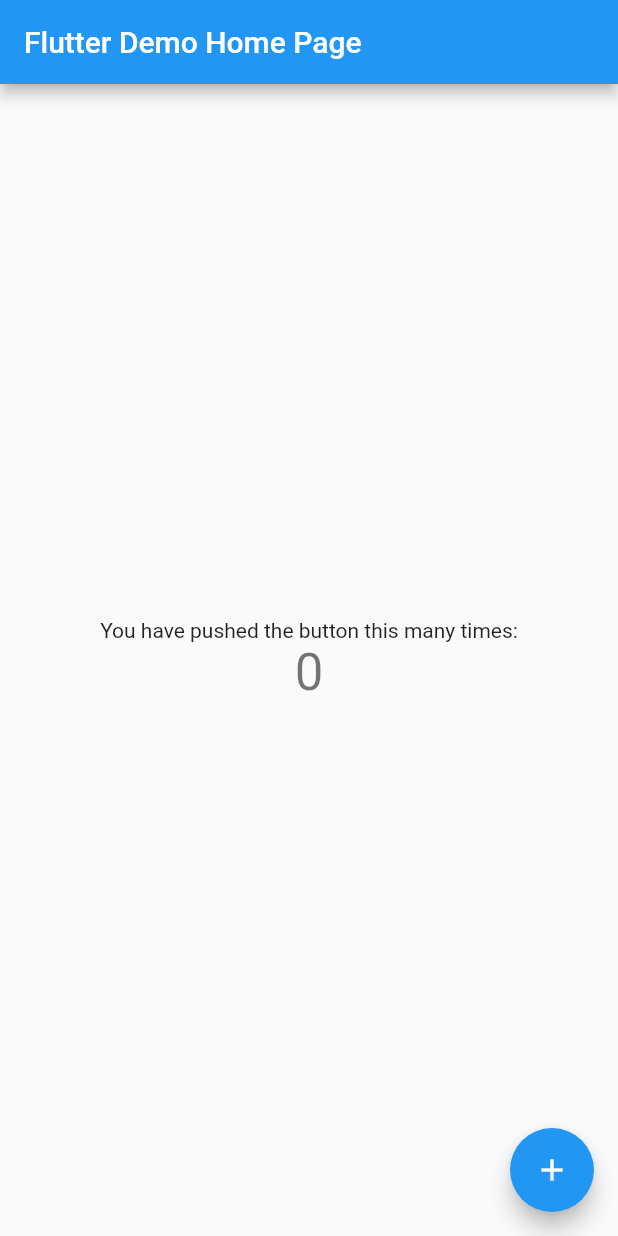
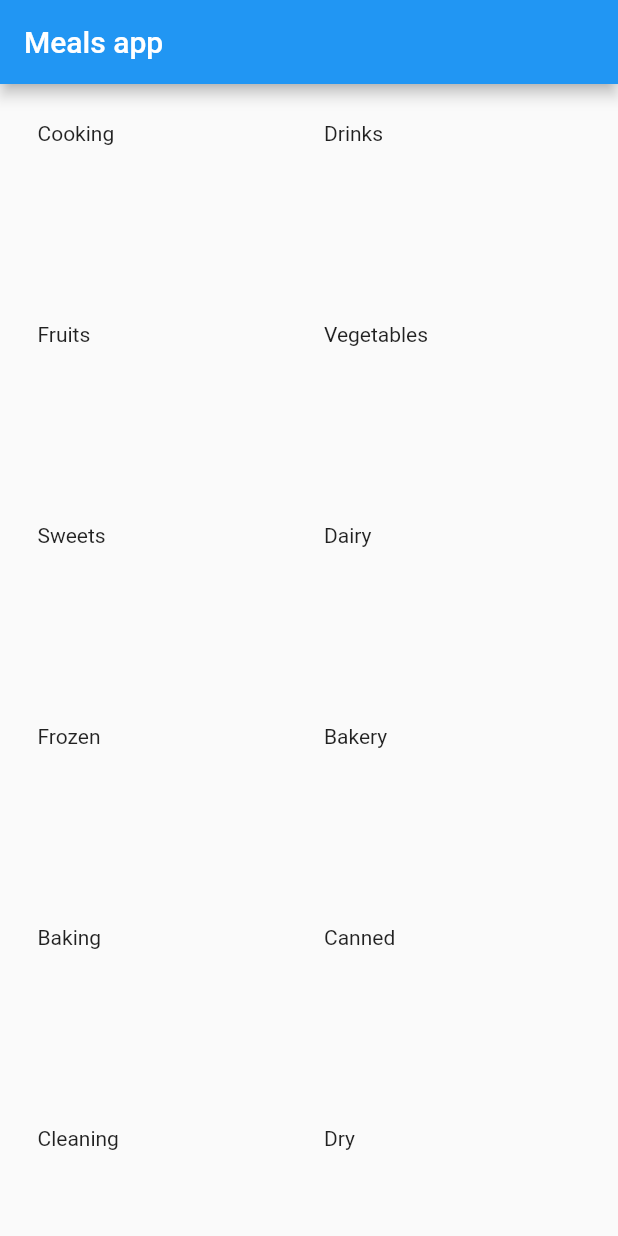
Before and after one commit to Hussain-7/Flutter_meals_app, a Flutter app: the screen it shows after launch, on a phone screen of 412 x 824 dp. Run offline on Flutter 3.47's test engine with Material 2 defaults, Android fonts, the phone set to English and light mode, and no system bars.

Commit message:
dummy data added to flutter

```diff
--- /dev/null
+++ b/lib/categories_screen.dart
@@ -0,0 +1,39 @@
+import 'package:flutter/material.dart';
+
+class CategoriesScreen extends StatelessWidget {
+  @override
+  Widget build(BuildContext context) {
+    return GridView(
+      padding: const EdgeInsets.all(25),
+      children: const <Widget>[
+        const Text('Cooking'),
+        const Text('Drinks'),
+        const Text('Fruits'),
+        const Text('Vegetables'),
+        const Text('Sweets'),
+        const Text('Dairy'),
+        const Text('Frozen'),
+        const Text('Bakery'),
+        const Text('Baking'),
+        const Text('Canned'),
+        const Text('Cleaning'),
+        const Text('Dry'),
+        const Text('Frozen'),
+        const Text('Meat'),
+        const Text('Produce'),
+        const Text('Snacks'),
+        const Text('Spices'),
+        const Text('Sweets'),
+        const Text('Tea'),
+        const Text('Toiletries'),
+        const Text('Wine'),
+      ],
+      gridDelegate: const SliverGridDelegateWithMaxCrossAxisExtent(
+        maxCrossAxisExtent: 200,
+        childAspectRatio: 3 / 2,
+        crossAxisSpacing: 20,
+        mainAxisSpacing: 20,
+      ),
+    );
+  }
+}
--- a/lib/main.dart
+++ b/lib/main.dart
@@ -1,30 +1,20 @@
 import 'package:flutter/material.dart';
+import 'package:meal_app/categories_screen.dart';
 
 void main() {
-  runApp(const MyApp());
+  runApp(MyApp());
 }
 
 class MyApp extends StatelessWidget {
-  const MyApp({Key? key}) : super(key: key);
-
   // This widget is the root of your application.
   @override
   Widget build(BuildContext context) {
     return MaterialApp(
-      title: 'Flutter Demo',
+      title: 'Daily Meals',
       theme: ThemeData(
-        // This is the theme of your application.
-        //
-        // Try running your application with "flutter run". You'll see the
-        // application has a blue toolbar. Then, without quitting the app, try
-        // changing the primarySwatch below to Colors.green and then invoke
-        // "hot reload" (press "r" in the console where you ran "flutter run",
-        // or simply save your changes to "hot reload" in a Flutter IDE).
-        // Notice that the counter didn't reset back to zero; the application
-        // is not restarted.
         primarySwatch: Colors.blue,
       ),
-      home: const MyHomePage(title: 'Flutter Demo Home Page'),
+      home: const MyHomePage(title: 'Meals app'),
     );
   }
 }
@@ -75,41 +65,7 @@ class _MyHomePageState extends State<MyHomePage> {
         // the App.build method, and use it to set our appbar title.
         title: Text(widget.title),
       ),
-      body: Center(
-        // Center is a layout widget. It takes a single child and positions it
-        // in the middle of the parent.
-        child: Column(
-          // Column is also a layout widget. It takes a list of children and
-          // arranges them vertically. By default, it sizes itself to fit its
-          // children horizontally, and tries to be as tall as its parent.
-          //
-          // Invoke "debug painting" (press "p" in the console, choose the
-          // "Toggle Debug Paint" action from the Flutter Inspector in Android
-          // Studio, or the "Toggle Debug Paint" command in Visual Studio Code)
-          // to see the wireframe for each widget.
-          //
-          // Column has various properties to control how it sizes itself and
-          // how it positions its children. Here we use mainAxisAlignment to
-          // center the children vertically; the main axis here is the vertical
-          // axis because Columns are vertical (the cross axis would be
-          // horizontal).
-          mainAxisAlignment: MainAxisAlignment.center,
-          children: <Widget>[
-            const Text(
-              'You have pushed the button this many times:',
-            ),
-            Text(
-              '$_counter',
-              style: Theme.of(context).textTheme.headline4,
-            ),
-          ],
-        ),
-      ),
-      floatingActionButton: FloatingActionButton(
-        onPressed: _incrementCounter,
-        tooltip: 'Increment',
-        child: const Icon(Icons.add),
-      ), // This trailing comma makes auto-formatting nicer for build methods.
+      body: CategoriesScreen(),
     );
   }
 }
```
Also changed, not shown: lib/dummy_data.dart (added, +52 -0 lines), lib/models/category.dart (added, +13 -0 lines).
